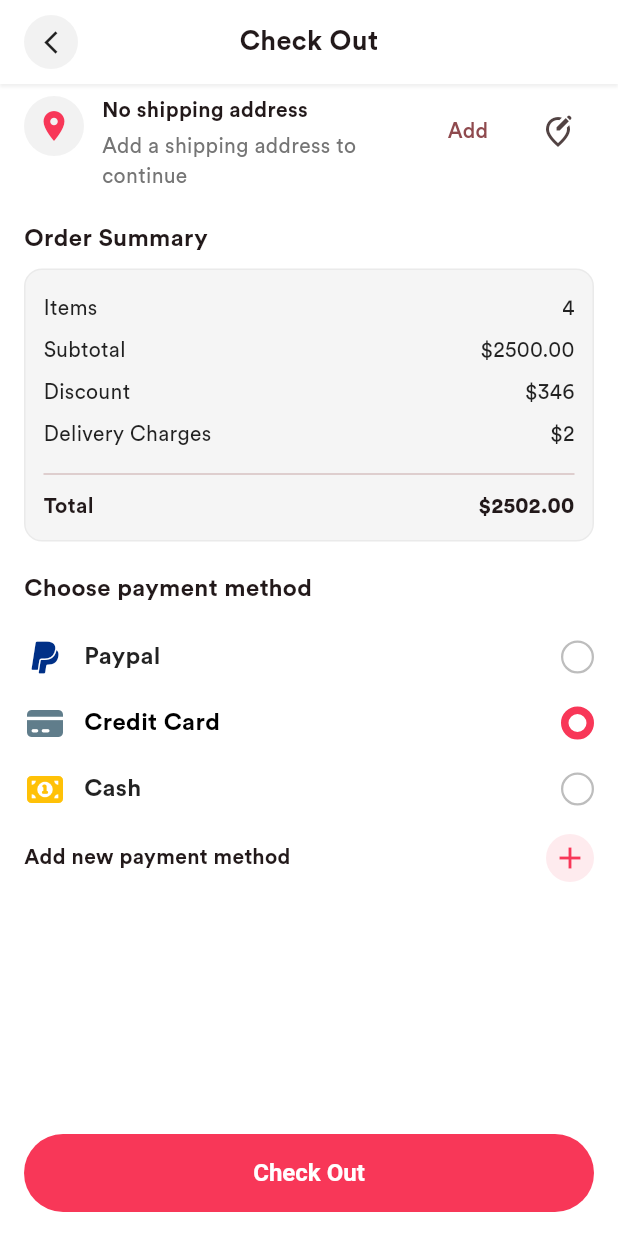
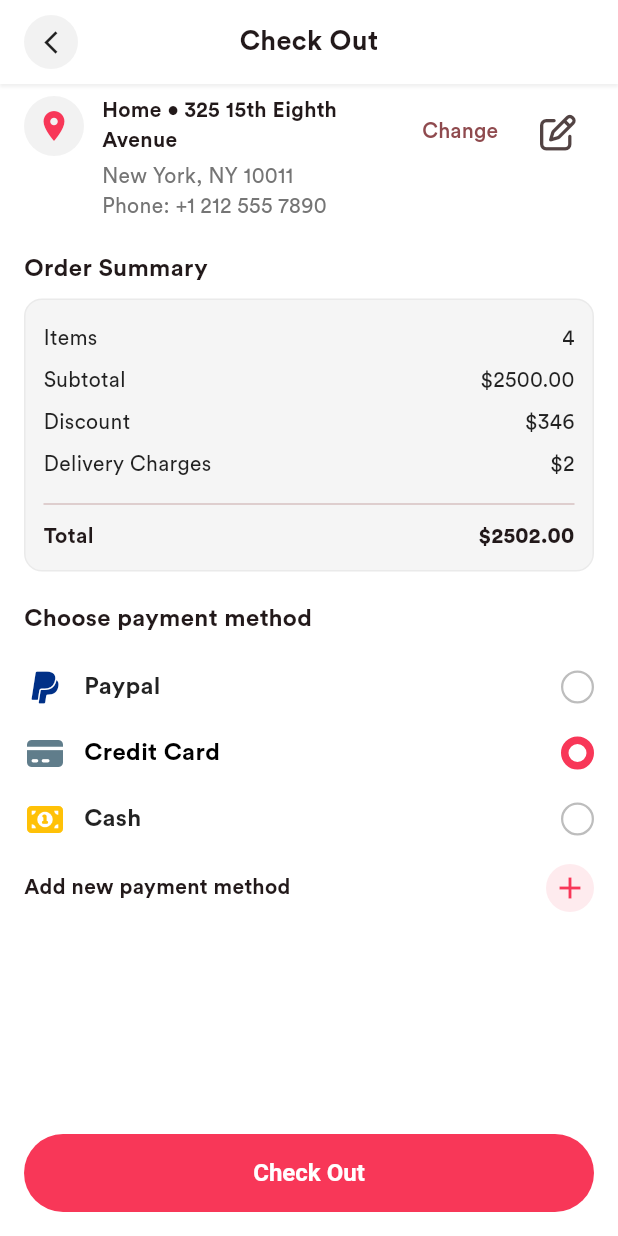
Before and after one commit to goutam2597/woo_clot, a Flutter app: the screen it shows after launch, item 3 of the bottom bar chosen, scrolled down 474 dp, after a tap on "Check Out", on a phone screen of 412 x 824 dp. Run offline on Flutter 3.47's test engine with Material 3 defaults, Android fonts, the phone set to English and light mode, and no system bars; our stand-ins replace carousel_slider, flutter_svg, font_awesome_flutter; project files that could hold a hidden picture were left out.

Commit message:
Initial Commit

```diff
--- a/lib/app/app.dart
+++ b/lib/app/app.dart
@@ -39,7 +39,11 @@ class WooClot extends StatelessWidget {
           if (AppConfig.useDummyData) p.seedDummy();
           return p;
         }),
-        ChangeNotifierProvider(create: (_) => AddressProvider()),
+        ChangeNotifierProvider(create: (_) {
+          final p = AddressProvider();
+          if (AppConfig.useDummyData) p.seedDummy();
+          return p;
+        }),
         ChangeNotifierProvider(create: (_) => PaymentMethodsProvider()),
         ChangeNotifierProvider(create: (_) => ProfileProvider()),
         ChangeNotifierProvider(create: (_) {
--- a/lib/features/auth/ui/screens/splash_screen.dart
+++ b/lib/features/auth/ui/screens/splash_screen.dart
@@ -60,7 +60,6 @@ class _SplashScreenState extends State<SplashScreen>
       end: const Alignment(-0.8, 1.0),
     ).animate(CurvedAnimation(parent: _bgController, curve: Curves.easeInOut));
 
-    // Allow extra time for tagline + background to play nicely
     Timer(const Duration(milliseconds: 1800), () {
       if (!mounted) return;
       Navigator.pushReplacementNamed(context, AppRoutes.bottomNav);
@@ -74,7 +73,6 @@ class _SplashScreenState extends State<SplashScreen>
       body: Stack(
         fit: StackFit.expand,
         children: [
-          // Animated gradient background
           AnimatedBuilder(
             animation: _bgController,
             builder: (context, _) {
@@ -94,18 +92,14 @@ class _SplashScreenState extends State<SplashScreen>
               );
             },
           ),
-          // Logo + glow + tagline
+          // Centered logo with pulsing glow
           Center(
-            child: Column(
-              mainAxisSize: MainAxisSize.min,
-              children: [
-                SizedBox(
+            child: SizedBox(
               width: 220,
               height: 220,
               child: Stack(
                 alignment: Alignment.center,
                 children: [
-                      // Soft pulsing glow behind the logo
                   AnimatedBuilder(
                     animation: _bgController,
                     builder: (context, child) {
@@ -144,26 +138,29 @@ class _SplashScreenState extends State<SplashScreen>
                 ],
               ),
             ),
-                const SizedBox(height: 16),
-                // Tagline slide + fade in
-                FadeTransition(
+          ),
+
+          // Bottom-powered-by tagline
+          Align(
+            alignment: Alignment.bottomCenter,
+            child: SafeArea(
+              top: false,
+              child: Padding(
+                padding: const EdgeInsets.only(bottom: 24),
+                child: FadeTransition(
                   opacity: CurvedAnimation(
                     parent: _controller,
                     curve: const Interval(0.35, 1.0, curve: Curves.easeOut),
                   ),
                   child: SlideTransition(
-                    position:
-                        Tween<Offset>(
+                    position: Tween<Offset>(
                       begin: const Offset(0, 0.25),
                       end: Offset.zero,
                     ).animate(
                       CurvedAnimation(
                         parent: _controller,
-                            curve: const Interval(
-                              0.35,
-                              1.0,
-                              curve: Curves.easeOutCubic,
-                            ),
+                        curve: const Interval(0.35, 1.0,
+                            curve: Curves.easeOutCubic),
                       ),
                     ),
                     child: const Text(
@@ -177,7 +174,7 @@ class _SplashScreenState extends State<SplashScreen>
                     ),
                   ),
                 ),
-              ],
+              ),
             ),
           ),
         ],
--- a/lib/features/categories/ui/widgets/category_list.dart
+++ b/lib/features/categories/ui/widgets/category_list.dart
@@ -3,13 +3,17 @@ import 'package:flutter/material.dart';
 import 'package:flutter_woocommerce/features/categories/data/models/categories_model.dart';
 
 class CategoryList extends StatelessWidget {
-  const CategoryList({super.key, required this.categories});
+  const CategoryList({super.key, required this.categories, this.onTap});
 
   final CategoryListModel categories;
+  final VoidCallback? onTap;
 
   @override
   Widget build(BuildContext context) {
-    return Column(
+    return InkWell(
+      onTap: onTap,
+      borderRadius: BorderRadius.circular(16),
+      child: Column(
         children: [
           Container(
             width: 80,
@@ -23,12 +27,13 @@ class CategoryList extends StatelessWidget {
               ),
             ),
           ),
-        SizedBox(height: 4),
+          const SizedBox(height: 4),
           Text(
             categories.title,
-          style: TextStyle(fontSize: 14, fontWeight: FontWeight.w600),
+            style: const TextStyle(fontSize: 14, fontWeight: FontWeight.w600),
           ),
         ],
+      ),
     );
   }
 }
--- a/lib/features/home/ui/screens/home_screen.dart
+++ b/lib/features/home/ui/screens/home_screen.dart
@@ -68,7 +68,13 @@ class _HomeScreenState extends State<HomeScreen> {
               },
             ),
             const SizedBox(height: 12),
-            _categoryList(widget.categories),
+            _categoryList(
+              widget.categories,
+              onCategoryTap: (title) {
+                context.read<ShopSearchProvider>().setCategory(title);
+                widget.onRequestTabChange?.call(1);
+              },
+            ),
             // Promo Banner Carousel Section
             PromoBannerCarousel(
               onPageChanged: _onBannerPageChanged,
@@ -136,7 +142,7 @@ class _HomeScreenState extends State<HomeScreen> {
   }
 }
 
-SizedBox _categoryList(final List<dynamic> categories) {
+SizedBox _categoryList(final List<dynamic> categories, {required void Function(String title) onCategoryTap}) {
   return SizedBox(
     height: 110,
     child: ListView.separated(
@@ -148,7 +154,10 @@ SizedBox _categoryList(final List<dynamic> categories) {
       scrollDirection: Axis.horizontal,
       itemBuilder: (context, index) {
         final category = categories[index];
-        return CategoryList(categories: category);
+        return CategoryList(
+          categories: category,
+          onTap: () => onCategoryTap(category.title),
+        );
       },
     ),
   );
--- a/lib/features/home/ui/widgets/offers_card.dart
+++ b/lib/features/home/ui/widgets/offers_card.dart
@@ -46,7 +46,6 @@ class OffersCard extends StatelessWidget {
                       fontWeight: FontWeight.w500,
                     ),
                   ),
-                  SizedBox(height: 8),
                   Row(
                     crossAxisAlignment: CrossAxisAlignment.center,
                     children: [
@@ -62,6 +61,7 @@ class OffersCard extends StatelessWidget {
               ),
             ),
           ),
+          Spacer(),
           Expanded(
             flex: 2,
             child: FittedBox(
--- a/lib/features/order/ui/widgets/checkout_section.dart
+++ b/lib/features/order/ui/widgets/checkout_section.dart
@@ -1,4 +1,3 @@
-
 import 'package:flutter/material.dart';
 import 'package:flutter_woocommerce/app/app_colors.dart';
 import 'package:flutter_woocommerce/features/order/ui/screens/checkout_screen.dart';
@@ -155,7 +154,7 @@ class CheckoutAddressSection extends StatelessWidget {
           const SizedBox(width: 4),
           IconButton(
             tooltip: 'Manage',
-            icon: const Icon(Icons.edit_location_alt_outlined),
+            icon: const Icon(FontAwesomeIcons.penToSquare),
             onPressed: () {
               Navigator.of(context).push(
                 MaterialPageRoute(builder: (_) => const AddressesScreen()),
--- a/lib/features/products/ui/screens/all_products.dart
+++ b/lib/features/products/ui/screens/all_products.dart
@@ -25,6 +25,7 @@ class _AllProductsState extends State<AllProducts> {
   String _query = '';
 
   Set<String> _selectedCategories = <String>{};
+  String? _navSelectedCategory; // category coming from navigation/provider
   late double _minPrice;
   late double _maxPrice;
   late RangeValues _priceRange;
@@ -125,6 +126,7 @@ class _AllProductsState extends State<AllProducts> {
   Future<void> _openSortSheet() async {
     final chosen = await showModalBottomSheet<SortOption>(
       context: context,
+      isScrollControlled: true,
       backgroundColor: Colors.white,
       shape: const RoundedRectangleBorder(
         borderRadius: BorderRadius.vertical(top: Radius.circular(16)),
@@ -183,6 +185,23 @@ class _AllProductsState extends State<AllProducts> {
       _query = shopSearch.query;
     }
 
+    // Sync category passed via provider (from Home/Categories taps)
+    if (shopSearch.category != _navSelectedCategory) {
+      WidgetsBinding.instance.addPostFrameCallback((_) {
+        if (!mounted) return;
+        setState(() {
+          if (_navSelectedCategory != null) {
+            _selectedCategories.remove(_navSelectedCategory);
+          }
+          _navSelectedCategory = shopSearch.category;
+          if (_navSelectedCategory != null &&
+              _navSelectedCategory!.isNotEmpty) {
+            _selectedCategories.add(_navSelectedCategory!);
+          }
+        });
+      });
+    }
+
     final products = _filteredProducts;
 
     return Scaffold(
@@ -191,8 +210,13 @@ class _AllProductsState extends State<AllProducts> {
         title: SvgPicture.asset(AssetsPath.logoSvg, width: 120),
         actions: const [NotificationAction()],
         bottom: PreferredSize(
-          preferredSize: const Size.fromHeight(116),
-          child: SearchAndToolbar(
+          preferredSize: Size.fromHeight(
+            _selectedCategories.isNotEmpty ? 164 : 116,
+          ),
+          child: Column(
+            mainAxisSize: MainAxisSize.min,
+            children: [
+              SearchAndToolbar(
                 controller: _searchController,
                 query: _query,
                 itemCount: products.length,
@@ -208,6 +232,35 @@ class _AllProductsState extends State<AllProducts> {
                 },
                 onTapSort: _openSortSheet,
                 onTapFilter: _openFilterSheet,
+              ),
+              if (_selectedCategories.isNotEmpty)
+                Padding(
+                  padding: const EdgeInsets.fromLTRB(16, 0, 16, 12),
+                  child: Align(
+                    alignment: Alignment.centerLeft,
+                    child: Wrap(
+                      spacing: 8,
+                      runSpacing: 8,
+                      children: _selectedCategories.map((c) {
+                        return InputChip(
+                          label: Text(c),
+                          onDeleted: () {
+                            setState(() {
+                              _selectedCategories.remove(c);
+                              if (_navSelectedCategory == c) {
+                                context
+                                    .read<ShopSearchProvider>()
+                                    .clearCategory();
+                                _navSelectedCategory = null;
+                              }
+                            });
+                          },
+                        );
+                      }).toList(),
+                    ),
+                  ),
+                ),
+            ],
           ),
         ),
       ),
--- a/lib/features/profile/providers/address_provider.dart
+++ b/lib/features/profile/providers/address_provider.dart
@@ -1,32 +1,33 @@
 import 'dart:collection';
 import 'package:flutter/foundation.dart';
-import 'package:flutter_woocommerce/features/profile/data/models/address_model.dart';
+import 'package:flutter_woocommerce/features/profile/data/models/address_model.dart'
+    as am;
 
 class AddressProvider extends ChangeNotifier {
-  UnmodifiableListView<AddressModel> get items =>
+  UnmodifiableListView<am.AddressModel> get items =>
       UnmodifiableListView(_addressList);
-  final List<AddressModel> _addressList = [];
+  final List<am.AddressModel> _addressList = [];
 
-  void add(AddressModel address) {
-    if (items.isEmpty) address.isDefault = true;
-    items.add(address);
+  void add(am.AddressModel address) {
+    if (_addressList.isEmpty) address.isDefault = true;
+    _addressList.add(address);
     notifyListeners();
   }
 
-  void update(AddressModel updated) {
-    final idx = items.indexWhere((a) => a.id == updated.id);
+  void update(am.AddressModel updated) {
+    final idx = _addressList.indexWhere((a) => a.id == updated.id);
     if (idx != -1) {
-      final wasDefault = items[idx].isDefault;
-      items[idx] = updated..isDefault = updated.isDefault || wasDefault;
+      final wasDefault = _addressList[idx].isDefault;
+      _addressList[idx] = updated..isDefault = updated.isDefault || wasDefault;
       notifyListeners();
     }
   }
 
   void remove(String id) {
-    final wasDefault = items
+    final wasDefault = _addressList
         .firstWhere(
           (a) => a.id == id,
-          orElse: () => AddressModel(
+          orElse: () => am.AddressModel(
             id: '',
             name: '',
             line1: '',
@@ -37,17 +38,38 @@ class AddressProvider extends ChangeNotifier {
           ),
         )
         .isDefault;
-    items.removeWhere((a) => a.id == id);
-    if (wasDefault && items.isNotEmpty) {
-      items[0].isDefault = true;
+    _addressList.removeWhere((a) => a.id == id);
+    if (wasDefault && _addressList.isNotEmpty) {
+      _addressList[0].isDefault = true;
     }
     notifyListeners();
   }
 
   void setDefault(String id) {
-    for (final a in items) {
+    for (final a in _addressList) {
       a.isDefault = a.id == id;
     }
     notifyListeners();
   }
+
+  void seedDummy() {
+    if (_addressList.isNotEmpty) return;
+    try {
+      for (final a in am.items) {
+        _addressList.add(
+          am.AddressModel(
+            id: a.id,
+            name: a.name,
+            line1: a.line1,
+            city: a.city,
+            state: a.state,
+            zip: a.zip,
+            phone: a.phone,
+            isDefault: a.isDefault,
+          ),
+        );
+      }
+      notifyListeners();
+    } catch (_) {}
+  }
 }
--- a/lib/features/wishlist/ui/widgets/wishlist_button.dart
+++ b/lib/features/wishlist/ui/widgets/wishlist_button.dart
@@ -43,7 +43,7 @@ class WishlistButton extends StatelessWidget {
           child: Icon(
             isWished ? Icons.favorite : Icons.favorite_border,
             color: isWished ? Colors.red : Colors.black54,
-            size: 20,
+            size: 32,
           ),
         ),
       ),
```
Also changed, not shown: lib/features/categories/ui/screens/categories_screen.dart (+13 -1 lines), lib/features/products/providers/shop_search_provider.dart (+18 -0 lines), lib/features/products/ui/widgets/sorting_widget.dart (+12 -1 lines). Lines whose indentation alone changed are shown as unchanged.
